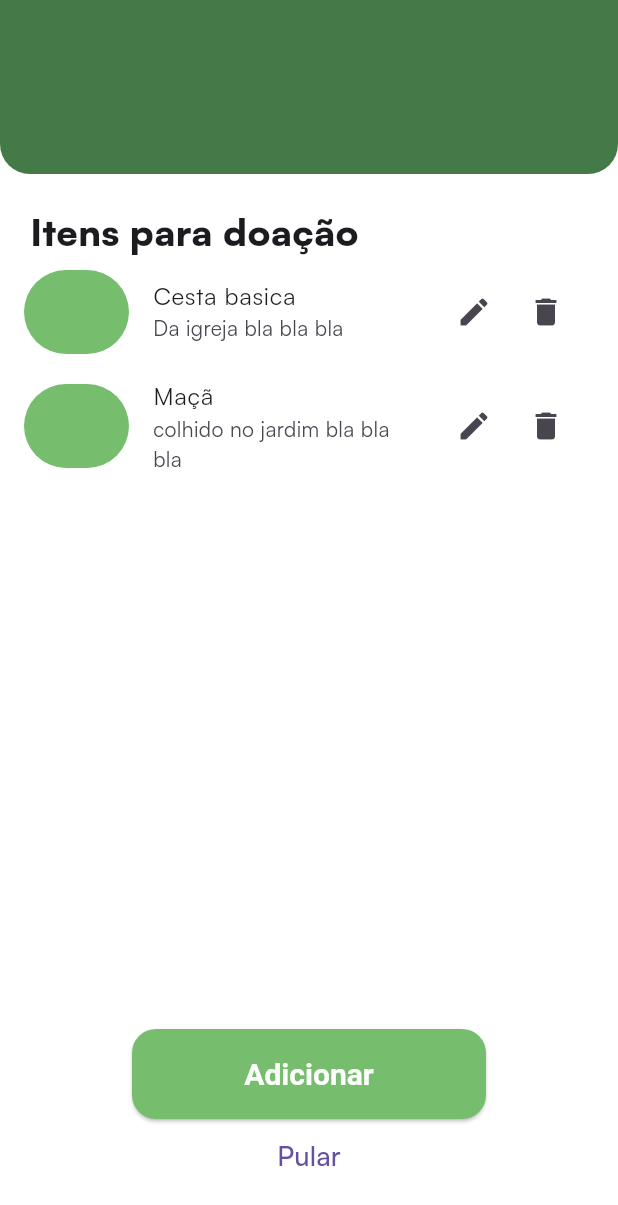
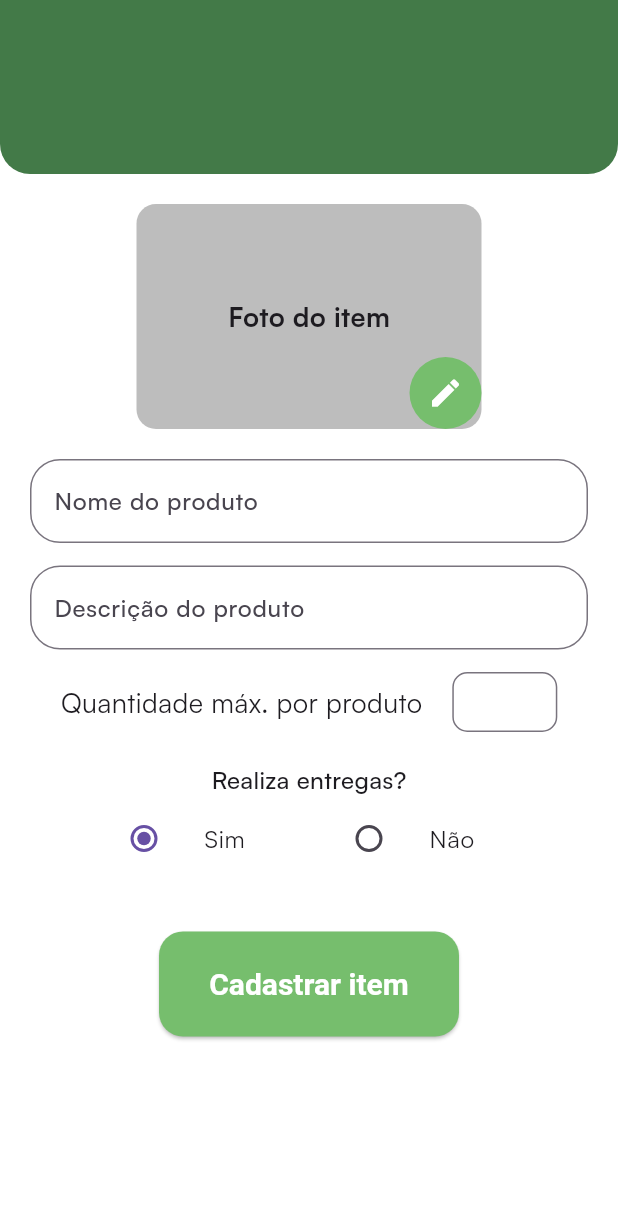
Before and after one commit to Aylton-Sitefane/donationapp, a Flutter app: the DonationIntro screen opened directly, after a tap on "Adicionar", on a phone screen of 412 x 824 dp. Shown: the top 1205 px of the screen. Run offline on Flutter 3.47's test engine with Material 3 defaults, Android fonts, the phone set to English and light mode, and no system bars; our stand-ins replace csc_picker, flutter_svg, shared_preferences; accounts and stored records are empty.

Commit message:
Costomizacao do coustumbutton e adicao da pagina adicionar produto

```diff
--- a/lib/views/intro/get_started_page.dart
+++ b/lib/views/intro/get_started_page.dart
@@ -1,7 +1,6 @@
 import 'package:donationapp/core/config/assets/app_images.dart';
 import 'package:donationapp/core/config/assets/app_vectors.dart';
 import 'package:donationapp/core/config/theme/app-color.dart';
-import 'package:donationapp/core/config/theme/app_theme.dart';
 import 'package:donationapp/core/config/theme/provider/theme_provider.dart';
 import 'package:donationapp/views/intro/login/login_screen.dart';
 import 'package:donationapp/views/intro/register/register_screen.dart';
@@ -82,7 +81,7 @@ class _GetStartedPageState extends State<GetStartedPage> {
               Padding(
                 padding: const EdgeInsets.only(left: 48.0, right: 48),
                 child: CostumButton(
-
+                  height: 60,
                   title: 'Login',
                   onPressed: () {
                     Navigator.push(
--- a/lib/views/intro/login/login_screen.dart
+++ b/lib/views/intro/login/login_screen.dart
@@ -72,7 +72,8 @@ class LoginScreen extends StatelessWidget {
             ),
             Padding(
               padding: const EdgeInsets.only(left: 60.0, right: 60),
-              child: CostumButton(title: 'Entrar', onPressed: () {}),
+              child: CostumButton(title: 'Entrar', onPressed: () {},
+              height: 60,),
             ),
             const SizedBox(
               height: 20,
--- a/lib/views/intro/register/complement_info.dart
+++ b/lib/views/intro/register/complement_info.dart
@@ -121,6 +121,8 @@ class ComplementInfo extends StatelessWidget {
                 Padding(
                   padding: const EdgeInsets.only(left: 48.0, right: 48),
                   child: CostumButton(
+                    width: 190,
+                    height: 70,
                     title: 'Cadastrar perfil',
                     onPressed: () {
                       Navigator.of(context).push(_createRoute(context, const PermitionRequestScreen()));
--- a/lib/views/profile/donationmanage/donation_intro.dart
+++ b/lib/views/profile/donationmanage/donation_intro.dart
@@ -1,5 +1,6 @@
 import 'package:donationapp/core/config/constants.dart';
 import 'package:donationapp/core/config/theme/app-color.dart';
+import 'package:donationapp/views/profile/product/add_product_screen.dart';
 import 'package:donationapp/views/widgets/costum_button.dart';
 import 'package:flutter/material.dart';
 
@@ -75,24 +76,35 @@ class DonationIntro extends StatelessWidget {
               },
             ),
           ),
+          Center(
+            child: Padding(
+              padding: const EdgeInsets.only(left: 88.0, right: 88),
+              child: CostumButton(
+                height: 60,
+                title: 'Adicionar',
+                onPressed: () {
+                  Navigator.push(context, MaterialPageRoute(builder: (context) => const AddProductScreen(),),);
+                },
+              ),
+            ),
+          ),
           const Spacer(),
           Center(
             child: Padding(
               padding: const EdgeInsets.only(left: 88.0, right: 88),
-              child: CostumButton(
-                title: 'Adicionar',
+              child: OutlinedButton(
                 onPressed: () {},
+                child: Text(
+                  'Pular',
+                  style: TextStyle(fontSize: 20, fontWeight: FontWeight.w600),
+                ),
+
               ),
             ),
           ),
-          Center(
-
-            child: TextButton(
-              onPressed: () {},
-              child: Text('Pular', style: TextStyle(fontSize: 18),),
-            ),
-          ),
-          SizedBox(height: 30,)
+          const SizedBox(
+            height: 30,
+          )
         ],
       ),
     );
--- /dev/null
+++ b/lib/views/profile/product/add_product_screen.dart
@@ -0,0 +1,189 @@
+import 'package:donationapp/core/config/theme/app-color.dart';
+import 'package:donationapp/views/widgets/costum_button.dart';
+import 'package:flutter/material.dart';
+
+class AddProductScreen extends StatefulWidget {
+  const AddProductScreen({super.key});
+
+  @override
+  State<AddProductScreen> createState() => _AddProductScreenState();
+}
+
+class _AddProductScreenState extends State<AddProductScreen> {
+  late int selectedOption = 1;
+
+  @override
+  Widget build(BuildContext context) {
+    return Scaffold(
+      appBar: AppBar(
+        automaticallyImplyLeading: false,
+      ),
+      body: Column(
+        crossAxisAlignment: CrossAxisAlignment.start,
+        children: [
+          Container(
+            height: 60,
+            width: double.infinity,
+            decoration: const BoxDecoration(
+              color: AppColor.appbarColor,
+              borderRadius: BorderRadius.only(
+                bottomLeft: Radius.circular(20),
+                bottomRight: Radius.circular(20),
+              ),
+            ),
+          ),
+          const SizedBox(
+            height: 20,
+          ),
+          Center(
+            child: Stack(
+              children: [
+                Container(
+                  height: 150,
+                  width: 230,
+                  decoration: BoxDecoration(
+                    color: Colors.black26,
+                    borderRadius: BorderRadius.circular(13),
+                  ),
+                  child: const Center(
+                    child: Text(
+                      'Foto do item',
+                      style: TextStyle(
+                          fontWeight: FontWeight.bold, fontSize: 18),
+                    ),
+                  ),
+                ),
+                Positioned(
+                  bottom: 0,
+                  right: 0,
+                  child: Container(
+                    decoration: const BoxDecoration(
+                      color: AppColor.primaryColor,
+                      shape: BoxShape.circle,
+                    ),
+                    child: IconButton(
+                      icon: const Icon(
+                        Icons.edit,
+                        color: Colors.white,
+                      ),
+                      onPressed: () {
+                        // Ação para alterar a foto de produto
+                      },
+                    ),
+                  ),
+                ),
+              ],
+            ),
+          ),
+          const SizedBox(height: 20),
+          const Padding(
+            padding: EdgeInsets.symmetric(horizontal: 20.0),
+            child: TextField(
+              decoration: InputDecoration(
+                labelText: 'Nome do produto',
+                labelStyle: TextStyle(fontWeight: FontWeight.w500),
+                border: OutlineInputBorder(
+                  borderRadius: BorderRadius.all(Radius.circular(20)),
+                ),
+              ),
+            ),
+          ),
+          const SizedBox(height: 15),
+          const Padding(
+            padding: EdgeInsets.symmetric(horizontal: 20.0),
+            child: TextField(
+              decoration: InputDecoration(
+                labelText: 'Descrição do produto',
+                labelStyle: TextStyle(fontWeight: FontWeight.w500),
+
+                border: OutlineInputBorder(
+                  borderRadius: BorderRadius.all(Radius.circular(20)),
+                ),
+              ),
+            ),
+          ),
+          const SizedBox(height: 15),
+          const Padding(
+            padding: EdgeInsets.symmetric(horizontal: 20.0),
+            child: Row(
+              mainAxisAlignment: MainAxisAlignment.center,
+              crossAxisAlignment: CrossAxisAlignment.center,
+              children: [
+                Text('Quantidade máx. por produto', style: TextStyle(fontSize: 18),),
+                SizedBox(width: 20,),
+                SizedBox(
+                  width: 70, // Definindo a largura do TextField
+                  height: 40,
+                  child: TextField(
+                    keyboardType: TextInputType.number,
+                    decoration: const InputDecoration(
+                      border: OutlineInputBorder(
+                        borderRadius: BorderRadius.all(Radius.circular(10)),
+                      ),
+                    ),
+                  ),
+                ),
+              ],
+            ),
+          ),
+          SizedBox(height: 20,),
+          Center(child: Text('Realiza entregas?', style: TextStyle(fontWeight: FontWeight.w500, fontSize: 16),)),
+          Padding(
+            padding: const EdgeInsets.only(left: 20.0, right: 20),
+            child: Row(
+              crossAxisAlignment: CrossAxisAlignment.center,
+              mainAxisAlignment: MainAxisAlignment.center,
+              children: [
+                SizedBox(
+                  width: 150,
+                  height: 90,
+                  child: ListTile(
+                    title: const Text('Sim'),
+                    leading: Radio<int>(
+                      value: 1,
+                      groupValue: selectedOption,
+                      onChanged: (value) {
+                        setState(() {
+                          selectedOption = value!;
+                        });
+                      },
+                    ),
+                  ),
+                ),
+                SizedBox(
+                  height: 90,
+                  width: 150,
+                  child: ListTile(
+                    title: const Text('Não'),
+                    leading: Radio<int>(
+                      value: 2,
+                      groupValue: selectedOption,
+                      onChanged: (value) {
+                        setState(() {
+                          selectedOption = value!;
+                        });
+                      },
+                    ),
+                  ),
+                ),
+              ],
+
+            ),
+
+          ),
+          Center(
+            child: CostumButton(
+              width: 200,
+              height: 70,
+              onPressed: (){
+                Navigator.pop(context);
+              },
+              title: 'Cadastrar item',
+
+            ),
+          )
+        ],
+      ),
+    );
+  }
+}
--- a/lib/views/widgets/costum_button.dart
+++ b/lib/views/widgets/costum_button.dart
@@ -11,7 +11,10 @@ class CostumButton extends StatelessWidget {
 
   @override
   Widget build(BuildContext context) {
-    return ElevatedButton(onPressed:onPressed,
+    return SizedBox(
+      width: width ?? 150,
+      height: height ?? 90,
+      child: ElevatedButton(onPressed:onPressed,
       style: ElevatedButton.styleFrom(
         minimumSize: Size.fromHeight(height ?? 60),
         shape: RoundedRectangleBorder(
@@ -19,6 +22,7 @@ class CostumButton extends StatelessWidget {
         )
       ),
         child: Text(title, style: TextStyle(color: color ?? Colors.white),),
+      ),
     );
   }
 }
```
Lines whose indentation alone changed are shown as unchanged.
